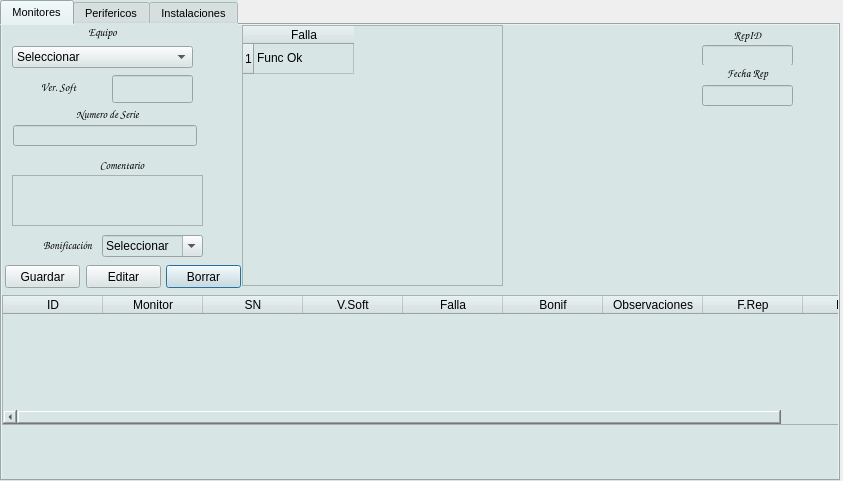
Before: the Qt Designer form reparaciones.ui in Matias2178/Sistema_Postventa, drawn with Qt 5.
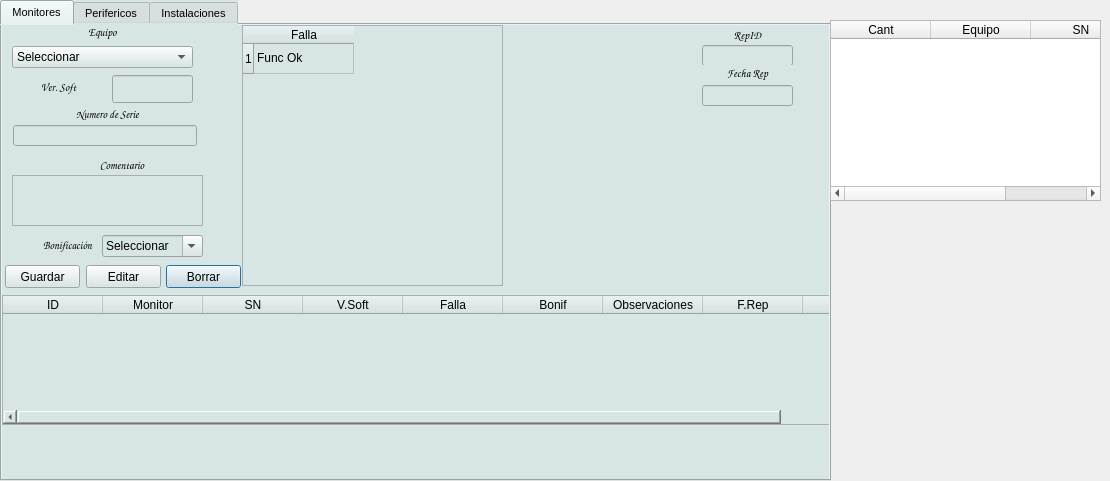
After: the same form once the commit is applied. The open tabs and pages were chosen to show the change. Icons and pictures are not drawn.

```diff
--- a/reparaciones.ui
+++ b/reparaciones.ui
@@ -6,7 +6,7 @@
    <rect>
     <x>0</x>
     <y>0</y>
-    <width>843</width>
+    <width>1110</width>
     <height>481</height>
    </rect>
   </property>
@@ -18,7 +18,7 @@
     <rect>
      <x>0</x>
      <y>0</y>
-     <width>840</width>
+     <width>831</width>
      <height>481</height>
     </rect>
    </property>
@@ -5332,6 +5332,31 @@
     </widget>
    </widget>
   </widget>
+  <widget class="QTableWidget" name="RepTrabajo">
+   <property name="geometry">
+    <rect>
+     <x>830</x>
+     <y>20</y>
+     <width>271</width>
+     <height>181</height>
+    </rect>
+   </property>
+   <column>
+    <property name="text">
+     <string>Cant</string>
+    </property>
+   </column>
+   <column>
+    <property name="text">
+     <string>Equipo</string>
+    </property>
+   </column>
+   <column>
+    <property name="text">
+     <string>SN</string>
+    </property>
+   </column>
+  </widget>
  </widget>
  <resources>
   <include location="PostVenta.qrc"/>
```
Left out of the diff: 43 changed lines with no effect on the pictures.
